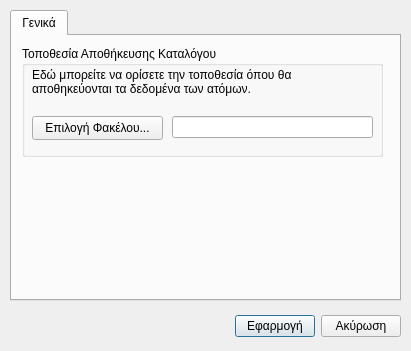
Felfired/Argus, file saveconfigdialog.ui: the form before one commit.
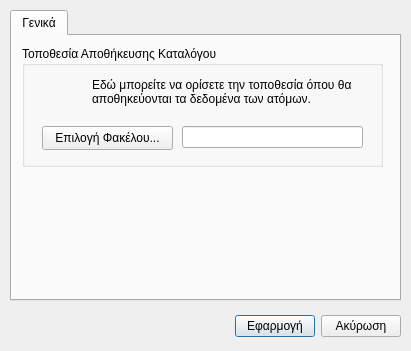
The form after the commit. Icons and pictures are not drawn.

```diff
--- a/saveconfigdialog.ui
+++ b/saveconfigdialog.ui
@@ -87,7 +87,7 @@
        <x>10</x>
        <y>10</y>
        <width>361</width>
-       <height>111</height>
+       <height>121</height>
       </rect>
      </property>
      <property name="title">
@@ -102,9 +102,9 @@
      <widget class="QLineEdit" name="catalogFolderDisplay">
       <property name="geometry">
        <rect>
-        <x>150</x>
-        <y>70</y>
-        <width>201</width>
+        <x>160</x>
+        <y>80</y>
+        <width>181</width>
         <height>22</height>
        </rect>
       </property>
@@ -112,8 +112,8 @@
      <widget class="QPushButton" name="catalogFolderSelect">
       <property name="geometry">
        <rect>
-        <x>10</x>
-        <y>70</y>
+        <x>20</x>
+        <y>80</y>
         <width>131</width>
         <height>24</height>
        </rect>
@@ -129,10 +129,10 @@
      <widget class="QLabel" name="label">
       <property name="geometry">
        <rect>
-        <x>10</x>
-        <y>20</y>
-        <width>341</width>
-        <height>31</height>
+        <x>70</x>
+        <y>30</y>
+        <width>271</width>
+        <height>32</height>
        </rect>
       </property>
       <property name="frameShape">
@@ -154,6 +154,25 @@
        <number>-1</number>
       </property>
      </widget>
+     <widget class="QLabel" name="catalogImageLabel">
+      <property name="geometry">
+       <rect>
+        <x>20</x>
+        <y>30</y>
+        <width>32</width>
+        <height>32</height>
+       </rect>
+      </property>
+      <property name="text">
+       <string/>
+      </property>
+      <property name="pixmap">
+       <pixmap>res/app_icons/save_folder.png</pixmap>
+      </property>
+      <property name="scaledContents">
+       <bool>true</bool>
+      </property>
+     </widget>
     </widget>
    </widget>
   </widget>
```
Left out of the diff: 2 changed lines with no effect on the pictures.
